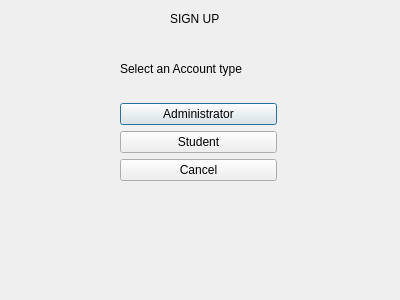
Old version of the form D1/signupoptionview.ui in the repository GuelorEmanuel/Team-Tech-Support.
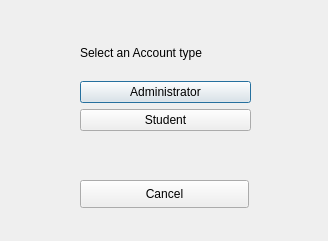
New version of the form.

Patch:
```diff
--- a/D1/signupoptionview.ui
+++ b/D1/signupoptionview.ui
@@ -6,33 +6,20 @@
    <rect>
     <x>0</x>
     <y>0</y>
-    <width>400</width>
-    <height>300</height>
+    <width>328</width>
+    <height>241</height>
    </rect>
   </property>
   <property name="windowTitle">
    <string>Dialog</string>
   </property>
-  <widget class="QLabel" name="label">
+  <widget class="QWidget" name="layoutWidget">
    <property name="geometry">
     <rect>
-     <x>170</x>
-     <y>10</y>
-     <width>67</width>
-     <height>17</height>
-    </rect>
-   </property>
-   <property name="text">
-    <string>SIGN UP</string>
-   </property>
-  </widget>
-  <widget class="QWidget" name="">
-   <property name="geometry">
-    <rect>
-     <x>120</x>
-     <y>40</y>
-     <width>157</width>
-     <height>141</height>
+     <x>80</x>
+     <y>30</y>
+     <width>171</width>
+     <height>101</height>
     </rect>
    </property>
    <layout class="QVBoxLayout" name="verticalLayout">
@@ -57,15 +44,21 @@
       </property>
      </widget>
     </item>
-    <item>
-     <widget class="QPushButton" name="cancelBtn">
-      <property name="text">
-       <string>Cancel</string>
-      </property>
-     </widget>
-    </item>
    </layout>
   </widget>
+  <widget class="QPushButton" name="cancelBtn">
+   <property name="geometry">
+    <rect>
+     <x>80</x>
+     <y>180</y>
+     <width>169</width>
+     <height>28</height>
+    </rect>
+   </property>
+   <property name="text">
+    <string>Cancel</string>
+   </property>
+  </widget>
  </widget>
  <resources/>
  <connections/>
```
Left out of the diff: 2 changed lines with no effect on the pictures.
